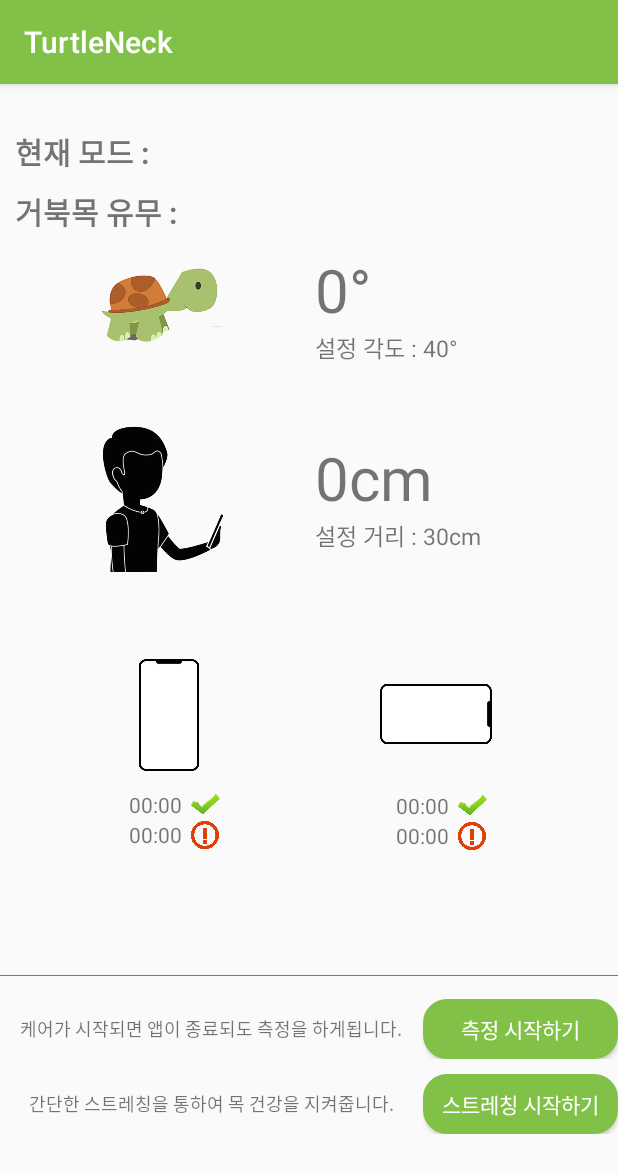
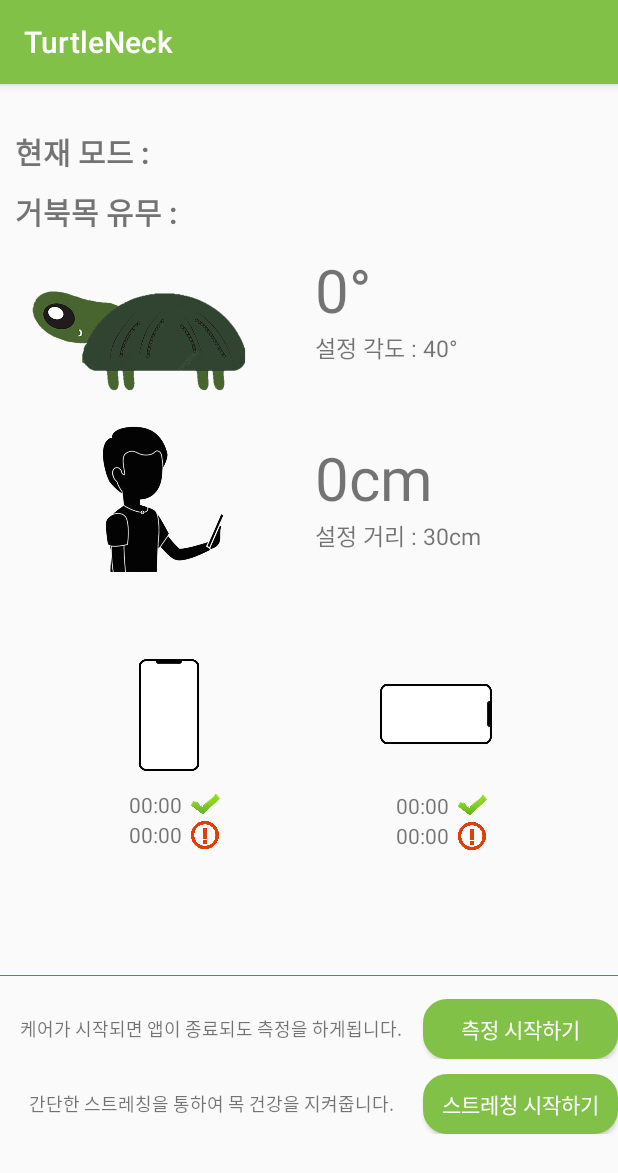
Before and after one commit to huckjuhwang/Sensor, an Android app: the screen it shows after launch (MainActivity), on a phone screen of 412 x 824 dp. Shown: the top 1173 px of the screen. Run offline under Robolectric (Android 15) with nearby library versions, the phone set to English and light mode, and no system bars.

Commit message:
거부기 목 각도 코드 추가 수정했습니다.

```diff
--- a/app/src/main/res/layout/activity_main.xml
+++ b/app/src/main/res/layout/activity_main.xml
@@ -70,25 +70,35 @@
                     android:layout_marginLeft="10dp"
                     />
             </LinearLayout>
-            <LinearLayout
+            <FrameLayout
                 android:layout_width="match_parent"
                 android:layout_height="125dp"
-                android:orientation="horizontal"
                 >
 
                 <ImageView
-                    android:layout_width="100dp"
-                    android:layout_height="100dp"
-                    android:layout_marginLeft="60dp"
+                    android:layout_width="40dp"
+                    android:layout_height="78dp"
+                    android:layout_marginTop="18dp"
+                    android:layout_marginLeft="38dp"
+                    android:id="@+id/turtle1"
+                    android:rotation="-70"
                     android:foregroundGravity="center"
-                    android:background="@drawable/turtle"
-                    android:layout_marginBottom="10dp" />
+                    android:background="@drawable/turtle1"
+                    />
+
+                <ImageView
+                    android:layout_width="120dp"
+                    android:layout_height="80dp"
+                    android:layout_marginTop="30dp"
+                    android:layout_marginLeft="50dp"
+                    android:foregroundGravity="center"
+                    android:background="@drawable/turtle2" />
 
                 <LinearLayout
                     android:layout_width="match_parent"
                     android:layout_height="match_parent"
                     android:layout_marginTop="10dp"
-                    android:layout_marginLeft="50dp"
+                    android:layout_marginLeft="210dp"
                     android:orientation="vertical"
                     >
 
@@ -107,7 +117,7 @@
 
                 </LinearLayout>
 
-            </LinearLayout>
+            </FrameLayout>
 
 
             <LinearLayout
```
Also changed, not shown: app/src/main/java/com/sungkyul/sensor/MainActivity.java (+22 -5 lines), app/src/main/res/drawable/turtle1.png (added), app/src/main/res/drawable/turtle2.png (added).
